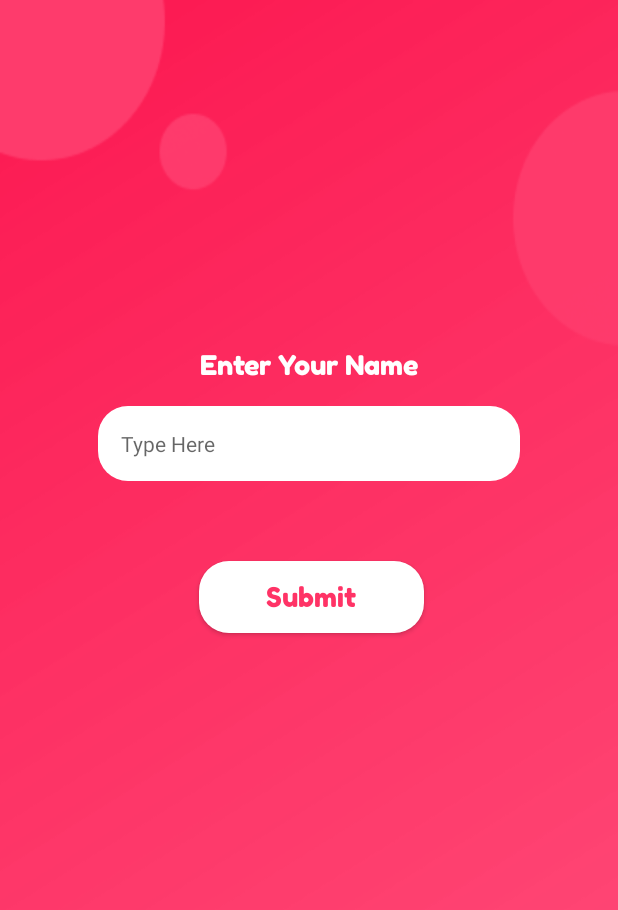
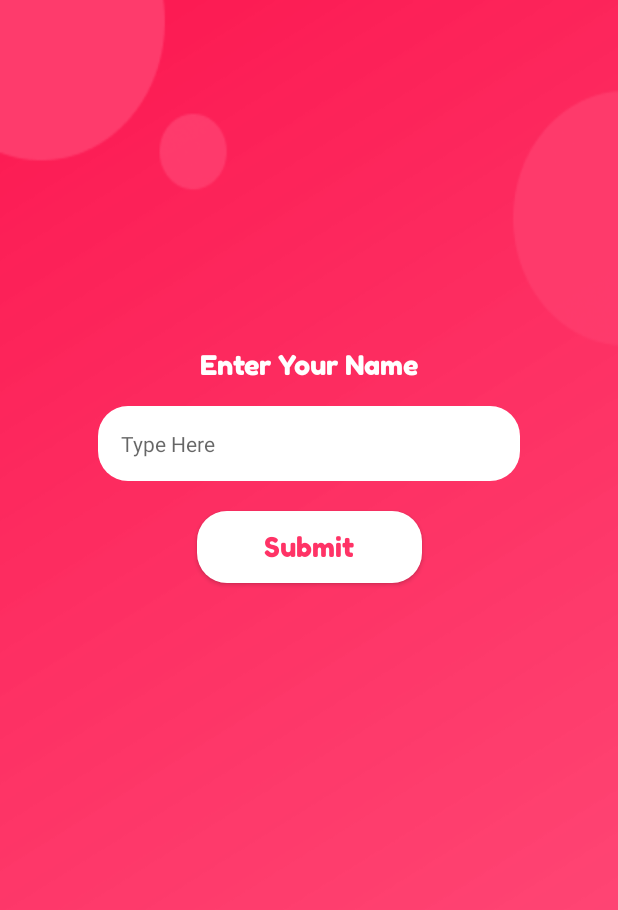
Before and after one commit to rijaljatnika/GuessyApp, an Android app: the EnterNameActivity screen opened directly, with no data from a screen before it, on a phone screen of 412 x 824 dp. Shown: the top 910 px of the screen. Run offline under Robolectric (Android 15) with nearby library versions, the light colour scheme and no system bars.

Commit message:
[FIX] MainMenu Error : Tidak Kompatible dengan versi JellyBean 4.1 (API 16); [RENAME] Semua Activity; [ADD] MainMenu : Menambah Code untuk Semua Button yang ada di "MainMenu"; [EDIT] All Layout : Mengubah posisi Constraint dari Start-End menjadi Left-Right;

```diff
--- a/app/src/main/res/layout/activity_enter_name.xml
+++ b/app/src/main/res/layout/activity_enter_name.xml
@@ -8,7 +8,7 @@
     tools:context=".EnterNameActivity">
 
     <TextView
-        android:id="@+id/textView5"
+        android:id="@+id/labelNama"
         android:layout_width="wrap_content"
         android:layout_height="wrap_content"
         android:layout_marginStart="8dp"
@@ -18,7 +18,6 @@
         android:layout_marginRight="8dp"
         android:fontFamily="@font/fredoka_one_regular"
         android:text="Enter Your Name"
-
         android:textColor="@android:color/white"
         android:textSize="18sp"
         app:layout_constraintEnd_toEndOf="parent"
@@ -26,7 +25,7 @@
         app:layout_constraintTop_toTopOf="parent" />
 
     <EditText
-        android:id="@+id/editText"
+        android:id="@+id/editNama"
         android:layout_width="wrap_content"
         android:layout_height="wrap_content"
         android:layout_marginStart="8dp"
@@ -45,18 +44,13 @@
         android:textSize="14sp"
         app:layout_constraintEnd_toEndOf="parent"
         app:layout_constraintStart_toStartOf="parent"
-        app:layout_constraintTop_toBottomOf="@+id/textView5" />
+        app:layout_constraintTop_toBottomOf="@+id/labelNama" />
 
     <Button
-        android:id="@+id/button2"
+        android:id="@+id/btnSubmit"
         android:layout_width="wrap_content"
         android:layout_height="wrap_content"
-        android:layout_marginStart="8dp"
-        android:layout_marginLeft="8dp"
-        android:layout_marginTop="8dp"
-        android:layout_marginEnd="8dp"
-        android:layout_marginRight="8dp"
-        android:layout_marginBottom="8dp"
+        android:layout_marginTop="20dp"
         android:width="150dp"
         android:height="38dp"
         android:onClick="submitNama"
@@ -67,10 +61,8 @@
         android:textAllCaps="false"
         android:textSize="18sp"
         android:textColor="@color/colorPrimary"
-        app:layout_constraintBottom_toBottomOf="parent"
-        app:layout_constraintEnd_toEndOf="parent"
-        app:layout_constraintHorizontal_bias="0.506"
-        app:layout_constraintStart_toStartOf="parent"
-        app:layout_constraintTop_toBottomOf="@+id/editText"
-        app:layout_constraintVertical_bias="0.103" />
+        app:layout_constraintTop_toBottomOf="@+id/editNama"
+        app:layout_constraintRight_toRightOf="parent"
+        app:layout_constraintLeft_toLeftOf="parent"/>
+
 </android.support.constraint.ConstraintLayout>
--- a/app/src/main/res/layout/activity_main.xml
+++ b/app/src/main/res/layout/activity_main.xml
@@ -15,7 +15,7 @@
         app:layout_constraintRight_toRightOf="parent"
         app:layout_constraintTop_toTopOf="parent"
         app:layout_constraintBottom_toBottomOf="parent"
-        app:srcCompat="@drawable/guessy" />
+        android:src="@drawable/guessy" />
 
     <TextView
         android:id="@+id/textView"
--- a/app/src/main/res/values/strings.xml
+++ b/app/src/main/res/values/strings.xml
@@ -1,3 +1,9 @@
 <resources>
     <string name="app_name">Guessy</string>
+    <string name="hintBoardGame">Board Game</string>
+    <string name="hintKnowledge">Knowledge</string>
+    <string name="hintProfile">Profile</string>
+    <string name="hintRating">Rating</string>
+    <string name="hintExit">Exit</string>
+    <string name="hintScore">Score</string>
 </resources>
```
Also changed, not shown: app/src/main/java/com/zaid/guessy/DBAdapter.java (added, +56 -0 lines), app/src/main/java/com/zaid/guessy/MainMenuActivity.java (+2 -6 lines), app/src/main/java/com/zaid/guessy/SQLiteDatabaseHelper.java (added, +38 -0 lines), app/src/main/res/layout/activity_get_started.xml (+8 -8 lines), app/src/main/res/layout/activity_main_menu.xml (+38 -73 lines), app/src/main/res/drawable/board.png, app/src/main/res/drawable/close.png, app/src/main/res/drawable/knowledge.png, app/src/main/res/drawable/rating.png, app/src/main/res/drawable/score.png.
